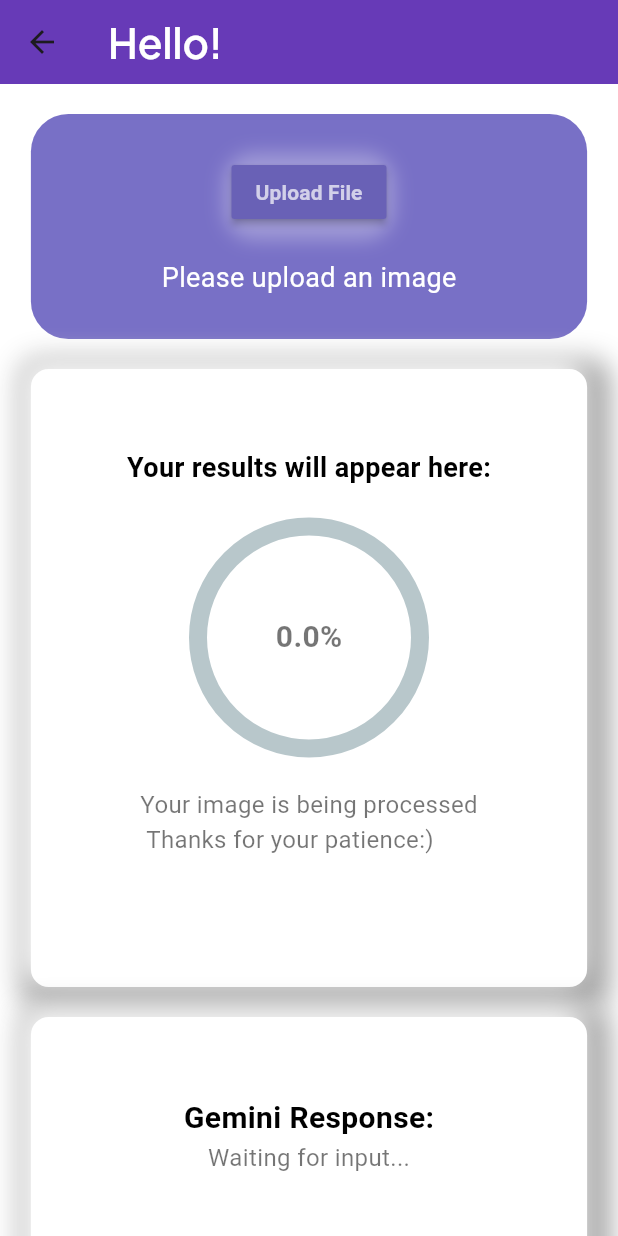
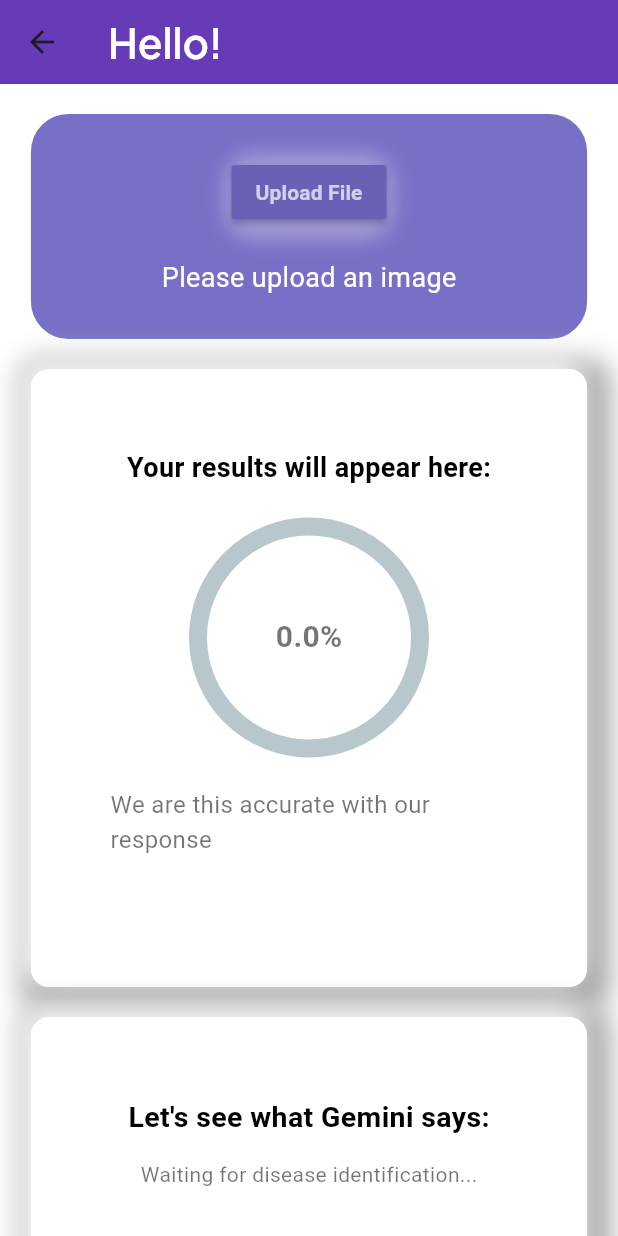
Before and after one commit to mahesh-bora/HealWiz, a Flutter app: the HomeScreen screen opened directly, on a phone screen of 412 x 824 dp. Run offline on Flutter 3.47's test engine with Material 3 defaults, Android fonts, the phone set to English and light mode, and no system bars; drawn by our look-alikes of neumorphic_button, percent_indicator; our stand-ins replace animate_do, cloud_firestore, dio, file_picker, firebase_auth, firebase_core and 5 more; accounts and stored records are empty.

Commit message:
[Fix] Typos and basic UI changes

```diff
--- a/lib/Screens/home_screen.dart
+++ b/lib/Screens/home_screen.dart
@@ -198,6 +198,8 @@
                                     ),
                                   ),
                                   CircularPercentIndicator(
+                                    animation: true,
+                                    animationDuration: 2000,
                                     radius: 80.0,
                                     lineWidth: 12.0,
                                     percent: _healthData.isNotEmpty
@@ -238,7 +240,7 @@
                                   child: Text(
                                     _healthData.isNotEmpty
                                         ? _healthData
-                                        : 'Your image is being processed\n Thanks for your patience:)',
+                                        : 'We are this accurate with our response',
                                     style: TextStyle(
                                       fontSize: 16,
                                       color: Colors.black54,
@@ -284,24 +286,30 @@
                           crossAxisAlignment: CrossAxisAlignment.center,
                           children: [
                             Text(
-                              'Gemini Response:',
+                              'Let\'s see what Gemini says:',
                               style: TextStyle(
                                 color: Colors.black,
-                                fontSize: 20,
+                                fontSize: 19,
                                 fontWeight: FontWeight.bold,
                               ),
+                            ),
+                            SizedBox(
+                              height: 10,
                             ),
                             // Loading indicator for Gemini processing
                             if (_geminiProcessing)
                               Lottie.asset("assets/animation.json"),
+                            SizedBox(
+                              height: 5,
+                            ),
                             Text(
                               _geminiProcessing
                                   ? 'Gemini will respond shortly...'
                                   : (_geminiResponse.isNotEmpty
                                       ? _geminiResponse
-                                      : 'Waiting for input...'),
+                                      : 'Waiting for disease identification...'),
                               style: TextStyle(
-                                fontSize: 16,
+                                fontSize: 14,
                                 color: Colors.black54,
                               ),
                             ),
--- a/lib/Screens/login.dart
+++ b/lib/Screens/login.dart
@@ -65,7 +65,7 @@
                 style: GoogleFonts.plusJakartaSans(
                   fontSize: 20,
                   fontWeight: FontWeight.w600,
-                ).copyWith(color: AppColor.kGrayscaleDark100, fontSize: 20),
+                ).copyWith(color: AppColor.kGrayscaleDark100, fontSize: 24),
               ),
               const SizedBox(height: 8),
               Text(
@@ -606,7 +606,7 @@
 }
 
 class _PasswordTextFieldState extends State<PasswordTextField> {
-  bool _obscureText = false;
+  bool _obscureText = true;
   @override
   Widget build(BuildContext context) {
     InputBorder enabledBorder = InputBorder.none;
--- a/lib/Screens/onboarding_screen.dart
+++ b/lib/Screens/onboarding_screen.dart
@@ -44,7 +44,7 @@
                   Container(
                     margin: const EdgeInsets.fromLTRB(15, 40, 15, 10),
                     width: 500,
-                    height: 350,
+                    height: 325,
                     child: CustomAnimatedWidget(
                       index: index,
                       delay: 100,
@@ -109,7 +109,9 @@
                   });
                 },
               ),
-              const Spacer(),
+              const SizedBox(
+                height: 90,
+              ),
               currentIndex == 2
                   ? Padding(
                       padding: const EdgeInsets.symmetric(horizontal: 24),
@@ -209,19 +211,19 @@
 List<Items> listOfItems = [
   Items(
     img: "assets/1.png",
-    title: "Discover the best medical school and job",
-    subTitle:
-        "There are 25.000+ best medical jobs and schools, choose your choice now",
+    title: "Welcome to HealWiz!",
+    subTitle: "Revolutionize the way you manage your health, starting now",
   ),
   Items(
     img: "assets/2.png",
-    title: "Share your training programs",
+    title: "Explore Advanced Healthcare Solutions",
     subTitle:
-        "There will be many people who want hear your stories and experiences",
+        "Access all essential healthcare tools in one convenient place- no more switching between the apps!",
   ),
   Items(
     img: "assets/3.png",
-    title: "Find another doctor near you",
-    subTitle: "Make your friendship and create a new community",
+    title: " Instant Disease Analysis",
+    subTitle:
+        "Scan images for accurate disease identification and personalized prescriptions.",
   ),
 ];
--- a/lib/Screens/sign_up.dart
+++ b/lib/Screens/sign_up.dart
@@ -1,5 +1,3 @@
-import 'dart:math';
-
 import 'package:cloud_firestore/cloud_firestore.dart';
 import 'package:firebase_auth/firebase_auth.dart';
 import 'package:flutter/material.dart';
@@ -221,7 +219,7 @@
                       //------To Here
                     },
                     text: 'Create Account',
-                    bgColor: AppColor.kPrimary,
+                    bgColor: AppColor.bgColor,
                     borderRadius: 20,
                     height: 46,
                     width: 327,
--- a/lib/main.dart
+++ b/lib/main.dart
@@ -22,7 +22,8 @@
   @override
   Widget build(BuildContext context) {
     return MaterialApp(
-      title: 'Flutter Demo',
+      title: 'HealWiz',
+      debugShowCheckedModeBanner: false,
       theme: ThemeData(
         colorScheme: ColorScheme.fromSeed(seedColor: Colors.deepPurple),
         useMaterial3: true,
--- a/pubspec.yaml
+++ b/pubspec.yaml
@@ -47,6 +47,7 @@
   flutter_gemini: ^2.0.3
   lottie: ^3.0.0
   neumorphic_button: ^0.0.1+2
+  animated_text_kit: ^4.2.2
 
   # The following adds the Cupertino Icons font to your application.
   # Use with the CupertinoIcons class for iOS style icons.
```
Also changed, not shown: lib/Screens/profile.dart (+10 -4 lines), pubspec.lock.
